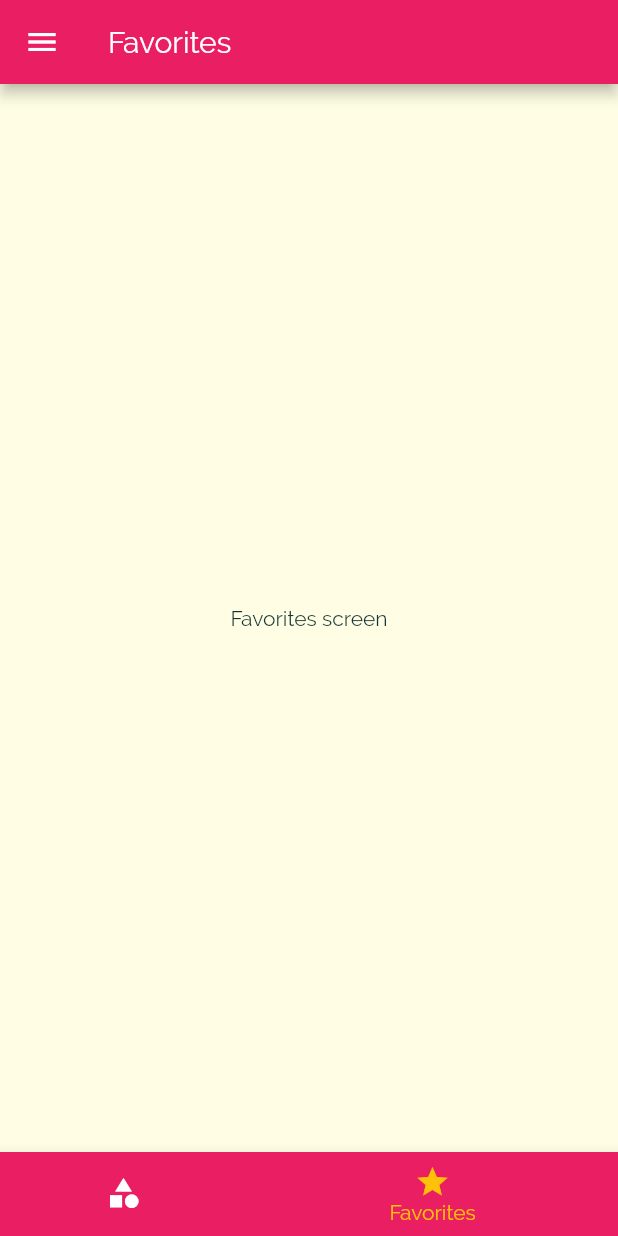
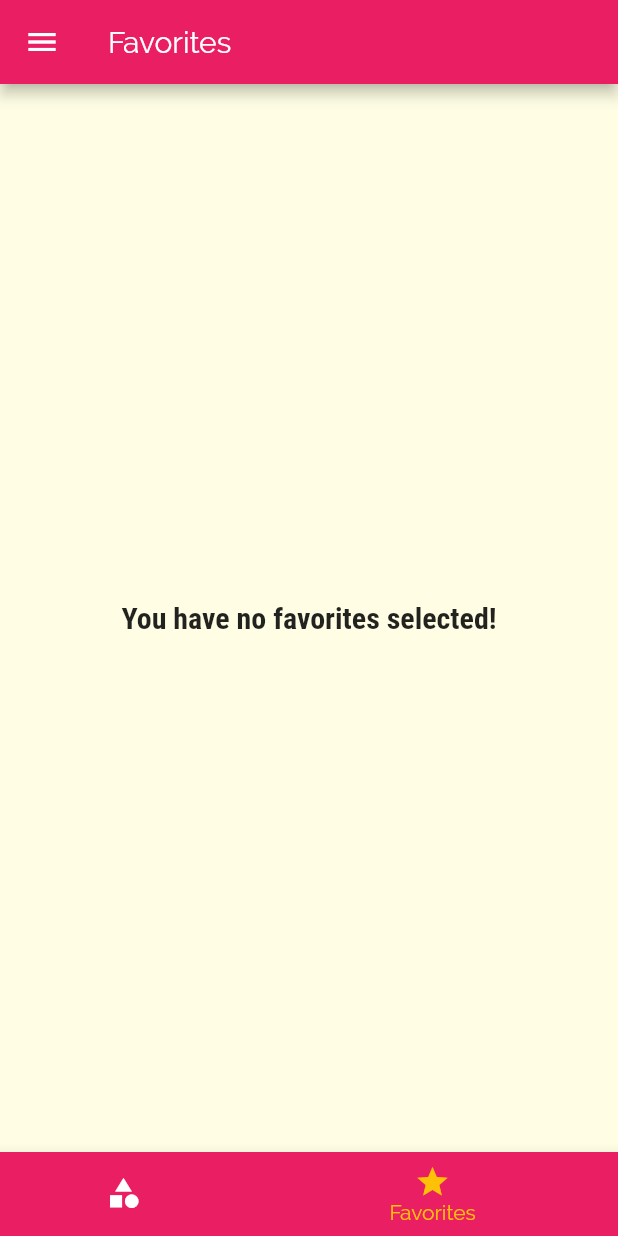
Before and after one commit to nikunjsaraf-oss/meals_app, a Flutter app: the screen it shows after launch, item 2 of the bottom bar chosen, on a phone screen of 412 x 824 dp. Run offline on Flutter 3.47's test engine with Material 2 defaults, Android fonts, the phone set to English and light mode, and no system bars.

Commit message:
Added favorites

```diff
--- a/lib/main.dart
+++ b/lib/main.dart
@@ -3,7 +3,7 @@ import 'package:flutter/material.dart';
 import './data/dummy_data.dart';
 import './models/meal.dart';
 import './screens/tabs_screen.dart';
-import './screens/meal_detail.dart';
+import 'screens/meal_detail_screen.dart';
 import './screens/category_meals_screen.dart';
 import './screens/categories_screen.dart';
 import './screens/filters_screen.dart';
@@ -26,6 +26,7 @@ class _MyAppState extends State<MyApp> {
   };
 
   List<Meal> _availableMeals = DUMMY_MEALS;
+  List<Meal> _favoriteMeals = [];
 
   void _setFilters(Map<String, bool> filterData) {
     setState(() {
@@ -47,6 +48,27 @@ class _MyAppState extends State<MyApp> {
         return true;
       }).toList();
     });
+  }
+
+  void _toggleFavorite(String mealId) {
+    final exisitingIndex =
+        _favoriteMeals.indexWhere((meal) => meal.id == mealId);
+
+    if (exisitingIndex >= 0) {
+      setState(() {
+        _favoriteMeals.removeAt(exisitingIndex);
+      });
+    } else {
+      setState(() {
+        _favoriteMeals.add(
+          DUMMY_MEALS.firstWhere((meal) => meal.id == mealId),
+        );
+      });
+    }
+  }
+
+  bool _isMealFavorite(String id) {
+    return _favoriteMeals.any((meal) => meal.id == id);
   }
 
   @override
@@ -74,10 +96,10 @@ class _MyAppState extends State<MyApp> {
       // home: CategoriesScreen(), // First screen of app
       initialRoute: '/',
       routes: {
-        '/': (ctx) => TabsScreen(),
+        '/': (ctx) => TabsScreen(_favoriteMeals),
         CategoryMealsScreen.routeName: (ctx) =>
             CategoryMealsScreen(_availableMeals),
-        MealDetailScreen.routeName: (ctx) => MealDetailScreen(),
+        MealDetailScreen.routeName: (ctx) => MealDetailScreen(_toggleFavorite, _isMealFavorite),
         FiltersScreen.routeName: (ctx) => FiltersScreen(_filters, _setFilters),
       },
 
--- a/lib/screens/favorites.dart
+++ /dev/null
@@ -1,10 +0,0 @@
-import 'package:flutter/material.dart';
-
-class Favorites extends StatelessWidget {
-  @override
-  Widget build(BuildContext context) {
-    return Center(
-      child: Text('Favorites screen'),
-    );
-  }
-}
--- /dev/null
+++ b/lib/screens/favorites_screen.dart
@@ -0,0 +1,36 @@
+import 'package:flutter/material.dart';
+
+import '../widgets/meal_item.dart';
+import '../models/meal.dart';
+
+class FavoritesScreen extends StatelessWidget {
+  final List<Meal> favoriteMeals;
+
+  FavoritesScreen(this.favoriteMeals);
+
+  @override
+  Widget build(BuildContext context) {
+    if (favoriteMeals.isEmpty) {
+      return Center(
+        child: Text(
+          'You have no favorites selected!',
+          style: Theme.of(context).textTheme.headline6,
+        ),
+      );
+    } else {
+      return ListView.builder(
+        itemBuilder: (ctx, index) {
+          return MealItem(
+            id: favoriteMeals[index].id,
+            title: favoriteMeals[index].title,
+            imageUrl: favoriteMeals[index].imageUrl,
+            duration: favoriteMeals[index].duration,
+            complexity: favoriteMeals[index].complexity,
+            affordability: favoriteMeals[index].affordability,
+          );
+        },
+        itemCount: favoriteMeals.length,
+      );
+    }
+  }
+}
--- a/lib/screens/tabs_screen.dart
+++ b/lib/screens/tabs_screen.dart
@@ -1,27 +1,37 @@
 import 'package:flutter/material.dart';
 
-import './favorites.dart';
+import '../models/meal.dart';
+import 'favorites_screen.dart';
 import '../widgets/main_drawer.dart';
 import './categories_screen.dart';
 
 class TabsScreen extends StatefulWidget {
+  final List<Meal> favoriteMeals;
+
+  TabsScreen(this.favoriteMeals);
+
   @override
   _TabsScreenState createState() => _TabsScreenState();
 }
 
 class _TabsScreenState extends State<TabsScreen> {
-  final List<Map<String, Object>> _pages = [
+  List<Map<String, Object>> _pages;
+  int _selectedPageIndex = 0;
+
+  @override
+  void initState() {
+    _pages = [
       {
         'pages': CategoriesScreen(),
         'title': 'Categories',
       },
       {
-      'pages': Favorites(),
+        'pages': FavoritesScreen(widget.favoriteMeals),
         'title': 'Favorites',
       },
     ];
-
-  int _selectedPageIndex = 0;
+    super.initState();
+  }
 
   void _selectPage(int index) {
     setState(() {
```
Also changed, not shown: lib/screens/category_meals_screen.dart (+0 -7 lines), lib/screens/meal_detail_screen.dart (renamed from lib/screens/meal_detail.dart, +9 -4 lines), lib/widgets/meal_item.dart (+3 -9 lines). Lines whose indentation alone changed are shown as unchanged.
